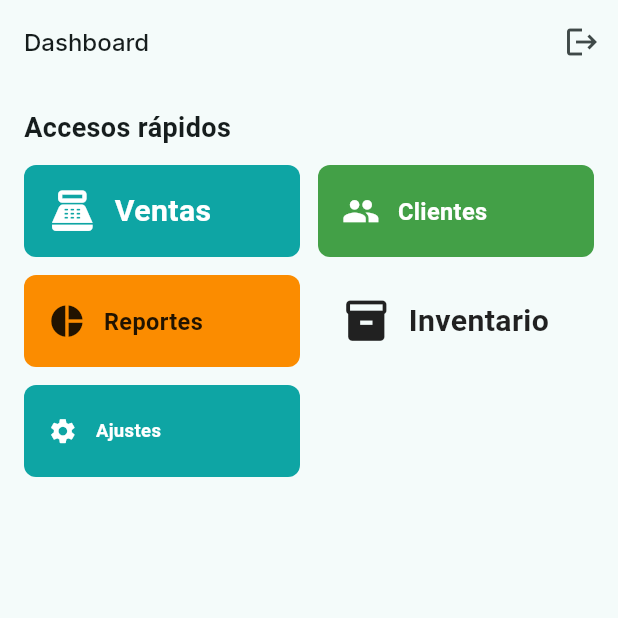
After one commit to Marequena/agilapp, a Flutter app: the DashboardPage screen opened by its route, on a phone screen of 412 x 824 dp, the top half of it. The commit adds this screen. Run offline on Flutter 3.47's test engine with Material 3 defaults, Android fonts, the phone set to English and light mode, and no system bars; our stand-ins replace dio, flutter_secure_storage, google_fonts; accounts and stored records are empty.

Commit message:
refactor(ui): rename dashboard demo to dashboard, update routes and remove left action

```diff
--- a/lib/main.dart
+++ b/lib/main.dart
@@ -4,7 +4,7 @@ import 'presentation/controllers/sample_controller.dart';
 import 'presentation/controllers/auth_controller.dart';
 import 'data/repositories/auth_repository_impl.dart';
 import 'presentation/pages/design_demo.dart';
-import 'presentation/pages/dashboard_demo.dart';
+import 'presentation/pages/dashboard_page.dart';
 import 'presentation/pages/splash_page.dart';
 import 'presentation/pages/login_page.dart';
 import 'data/repositories/sample_repository_impl.dart';
@@ -41,7 +41,7 @@ class AgilApp extends StatelessWidget {
       routes: {
   '/': (_) => const SplashPage(),
   '/design-demo': (_) => const DesignDemoPage(),
-  '/dashboard-demo': (_) => const DashboardDemoPage(),
+  '/dashboard': (_) => const DashboardPage(),
   '/login': (_) => const LoginPage(),
       },
     );
--- /dev/null
+++ b/lib/presentation/pages/dashboard_page.dart
@@ -0,0 +1,57 @@
+import 'package:flutter/material.dart';
+import 'package:provider/provider.dart';
+import '../../presentation/controllers/auth_controller.dart';
+import '../../core/widgets/metro_button.dart';
+
+class DashboardPage extends StatelessWidget {
+  const DashboardPage({Key? key}) : super(key: key);
+
+  @override
+  Widget build(BuildContext context) {
+    return Scaffold(
+      appBar: AppBar(
+        title: const Text('Dashboard'),
+        automaticallyImplyLeading: false, // hide default back button
+        actions: [
+          Builder(builder: (ctx) {
+            return IconButton(
+              icon: const Icon(Icons.logout),
+              tooltip: 'Cerrar sesión',
+              onPressed: () async {
+                try {
+                  final controller = Provider.of<AuthController?>(ctx, listen: false);
+                  if (controller != null) {
+                    await controller.logout();
+                  }
+                } catch (_) {}
+                Navigator.of(ctx).pushReplacementNamed('/login');
+              },
+            );
+          })
+        ],
+      ),
+      body: Padding(
+        padding: const EdgeInsets.all(16),
+        child: Column(crossAxisAlignment: CrossAxisAlignment.start, children: [
+          const Text('Accesos rápidos', style: TextStyle(fontSize: 18, fontWeight: FontWeight.w600)),
+          const SizedBox(height: 12),
+          Expanded(
+            child: GridView.count(
+              crossAxisCount: 2,
+              mainAxisSpacing: 12,
+              crossAxisSpacing: 12,
+              childAspectRatio: 3,
+              children: [
+                MetroButton(label: 'Ventas', icon: Icons.point_of_sale, variant: MetroVariant.primary, size: MetroSize.large, fullWidth: true, onPressed: () {}),
+                MetroButton(label: 'Clientes', icon: Icons.people, variant: MetroVariant.success, size: MetroSize.medium, fullWidth: true, onPressed: () {}),
+                MetroButton(label: 'Reportes', icon: Icons.pie_chart, variant: MetroVariant.warning, size: MetroSize.medium, fullWidth: true, onPressed: () {}),
+                MetroButton(label: 'Inventario', icon: Icons.inventory, variant: MetroVariant.neutral, size: MetroSize.large, fullWidth: true, onPressed: () {}),
+                MetroButton(label: 'Ajustes', icon: Icons.settings, variant: MetroVariant.primary, size: MetroSize.small, fullWidth: true, onPressed: () {}),
+              ],
+            ),
+          ),
+        ]),
+      ),
+    );
+  }
+}
--- a/lib/presentation/pages/login_page.dart
+++ b/lib/presentation/pages/login_page.dart
@@ -52,7 +52,7 @@ class _LoginPageState extends State<LoginPage> {
 
                     final success = await auth.login(email, password);
                     if (success) {
-                      Navigator.of(context).pushReplacementNamed('/dashboard-demo');
+                      Navigator.of(context).pushReplacementNamed('/dashboard');
                     } else {
                       ScaffoldMessenger.of(context).showSnackBar(const SnackBar(content: Text('Login failed')));
                     }
--- a/lib/presentation/pages/splash_page.dart
+++ b/lib/presentation/pages/splash_page.dart
@@ -17,7 +17,7 @@ class _SplashPageState extends State<SplashPage> {
       final auth = Provider.of<AuthController>(context, listen: false);
       await auth.init();
       if (auth.isAuthenticated) {
-        Navigator.of(context).pushReplacementNamed('/dashboard-demo');
+        Navigator.of(context).pushReplacementNamed('/dashboard');
       } else {
         Navigator.of(context).pushReplacementNamed('/login');
       }
```
